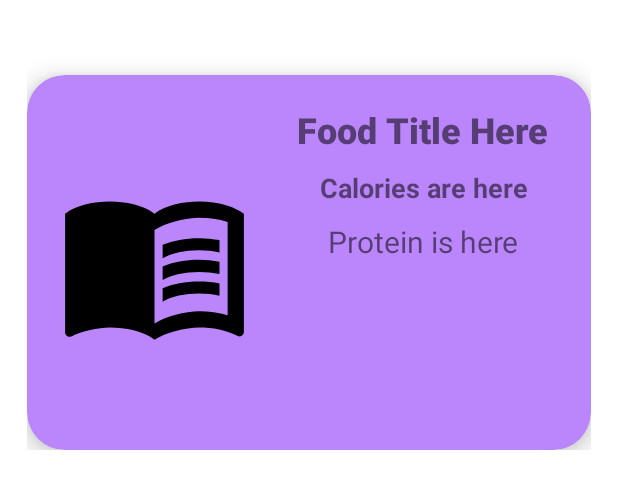
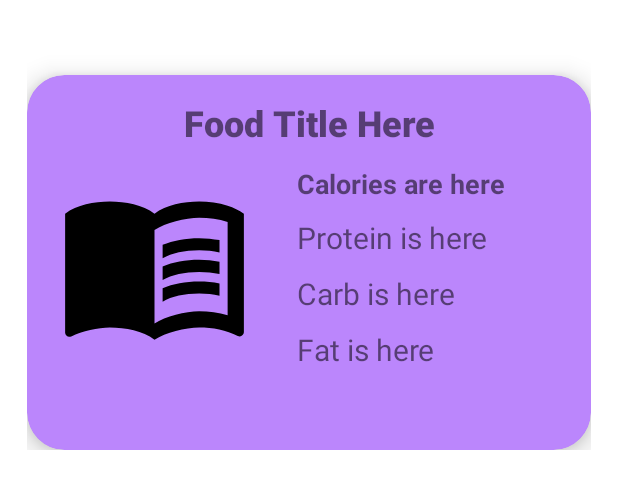
Before and after one commit to ChennyToo/Trackrrv1, an Android app: the layout list_item_layout.xml on its own in the app's theme, with its tools: preview values and no code run, on a phone screen of 412 x 824 dp. Shown: the top 489 px of the screen. Run offline under Robolectric (Android 15) with nearby library versions, the light colour scheme and no system bars.

Commit message:
git commit

```diff
--- a/app/build.gradle
+++ b/app/build.gradle
@@ -16,7 +16,7 @@ android {
     defaultConfig {
         applicationId "com.example.DietTracker"
         minSdk 21
-        targetSdk 32
+        targetSdk 33
         versionCode 1
         versionName "1.0"
 
@@ -40,6 +40,7 @@ android {
 }
 
 dependencies {
+    implementation 'com.google.mlkit:barcode-scanning:17.1.0'
     implementation 'androidx.cardview:cardview:1.0.0'
     implementation 'androidx.navigation:navigation-fragment-ktx:2.5.3'
     implementation 'androidx.navigation:navigation-ui-ktx:2.5.3'
--- a/app/src/main/AndroidManifest.xml
+++ b/app/src/main/AndroidManifest.xml
@@ -2,8 +2,9 @@
 
 <manifest xmlns:android="http://schemas.android.com/apk/res/android"
     xmlns:tools="http://schemas.android.com/tools">
+    <uses-feature android:name="android.hardware.camera" android:required="false"/>
     <uses-permission android:name="android.permission.INTERNET" />
-
+    <uses-permission android:name="android.permission.CAMERA"/>
 
     <application
         android:allowBackup="true"
--- a/app/src/main/java/com/example/trackrrv1/FoodAdapter.kt
+++ b/app/src/main/java/com/example/trackrrv1/FoodAdapter.kt
@@ -16,8 +16,8 @@ class FoodAdapter(val foods: List<Food>) : RecyclerView.Adapter<FoodViewHolder>(
     }
 
     override fun onBindViewHolder(holder: FoodViewHolder, position: Int) {
-        val book = foods[position]
-        holder.bindBook(book)
+        val food = foods[position]
+        holder.bindFood(food)
     }
 
     override fun getItemCount(): Int {
--- a/app/src/main/res/layout/list_item_layout.xml
+++ b/app/src/main/res/layout/list_item_layout.xml
@@ -29,36 +29,36 @@
         <androidx.constraintlayout.widget.ConstraintLayout
             android:layout_width="match_parent"
             android:layout_height="match_parent"
-            android:orientation="horizontal"
-            >
+            android:orientation="horizontal">
 
 
             <TextView
                 android:id="@+id/NameTextView"
                 android:layout_width="0dp"
                 android:layout_height="wrap_content"
+                android:layout_marginTop="15dp"
                 android:fontFamily="sans-serif-medium"
+                android:gravity="center"
                 android:textSize="24sp"
                 android:textStyle="bold"
-                android:layout_marginLeft="30dp"
-                android:layout_marginTop="20dp"
-                app:layout_constraintStart_toEndOf="@+id/FoodImageView"
+                app:layout_constraintEnd_toEndOf="parent"
+                app:layout_constraintStart_toStartOf="parent"
                 app:layout_constraintTop_toTopOf="parent"
                 tools:text="Food Title Here" />
+
 
             <TextView
                 android:id="@+id/CalorieTextView"
                 android:layout_width="0dp"
                 android:layout_height="wrap_content"
+                android:layout_marginLeft="30dp"
                 android:ellipsize="end"
                 android:maxLines="2"
                 android:textSize="18sp"
-                android:layout_marginTop="10dp"
-                android:gravity="center"
                 android:textStyle="bold"
-                app:layout_constraintEnd_toEndOf="@+id/NameTextView"
-                app:layout_constraintStart_toStartOf="@+id/NameTextView"
-                app:layout_constraintTop_toBottomOf="@+id/NameTextView"
+                app:layout_constraintEnd_toEndOf="parent"
+                app:layout_constraintStart_toEndOf="@+id/FoodImageView"
+                app:layout_constraintTop_toTopOf="@+id/FoodImageView"
                 tools:text="Calories are here" />
 
             <TextView
@@ -67,11 +67,32 @@
                 android:layout_height="wrap_content"
                 android:layout_marginTop="10dp"
                 android:textSize="20sp"
-                android:gravity="center"
-                app:layout_constraintEnd_toEndOf="@+id/NameTextView"
-                app:layout_constraintStart_toStartOf="@+id/NameTextView"
+                app:layout_constraintEnd_toEndOf="@+id/CalorieTextView"
+                app:layout_constraintStart_toStartOf="@+id/CalorieTextView"
                 app:layout_constraintTop_toBottomOf="@+id/CalorieTextView"
                 tools:text="Protein is here" />
+
+            <TextView
+                android:id="@+id/CarbTextView"
+                android:layout_width="0dp"
+                android:layout_height="wrap_content"
+                android:layout_marginTop="10dp"
+                android:textSize="20sp"
+                app:layout_constraintEnd_toEndOf="@+id/CalorieTextView"
+                app:layout_constraintStart_toStartOf="@+id/CalorieTextView"
+                app:layout_constraintTop_toBottomOf="@+id/ProteinTextView"
+                tools:text="Carb is here" />
+
+            <TextView
+                android:id="@+id/FatTextView"
+                android:layout_width="0dp"
+                android:layout_height="wrap_content"
+                android:layout_marginTop="10dp"
+                android:textSize="20sp"
+                app:layout_constraintEnd_toEndOf="@+id/CalorieTextView"
+                app:layout_constraintStart_toStartOf="@+id/CalorieTextView"
+                app:layout_constraintTop_toBottomOf="@+id/CarbTextView"
+                tools:text="Fat is here" />
 
             <ImageView
                 android:id="@+id/FoodImageView"
```
Also changed, not shown: app/src/main/java/com/example/trackrrv1/FoodViewHolder.kt (+9 -1 lines).
